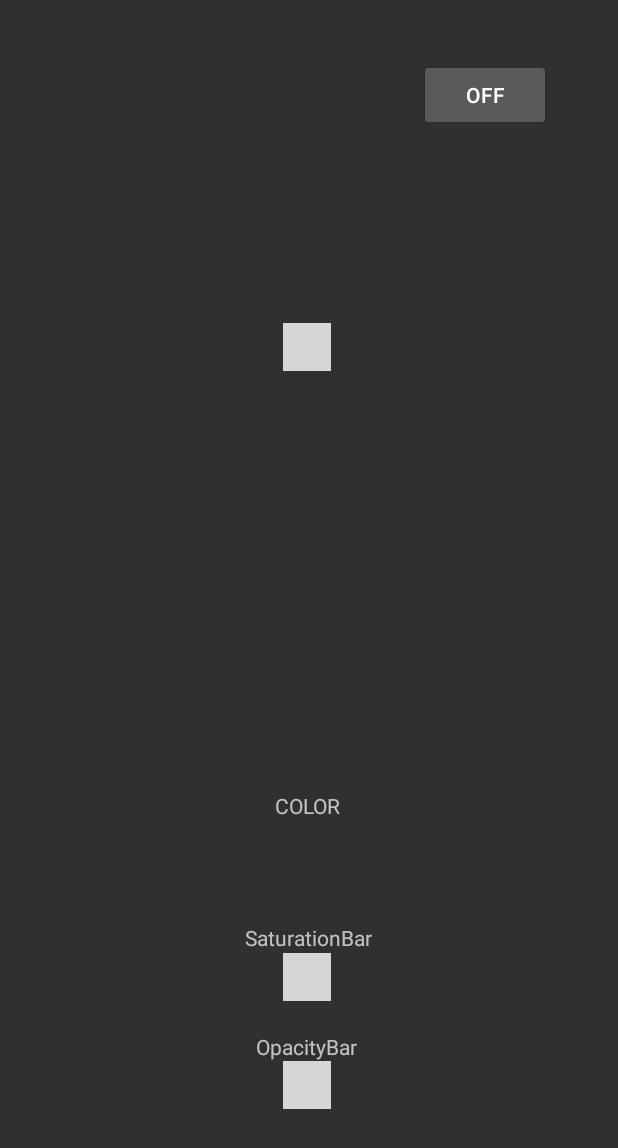
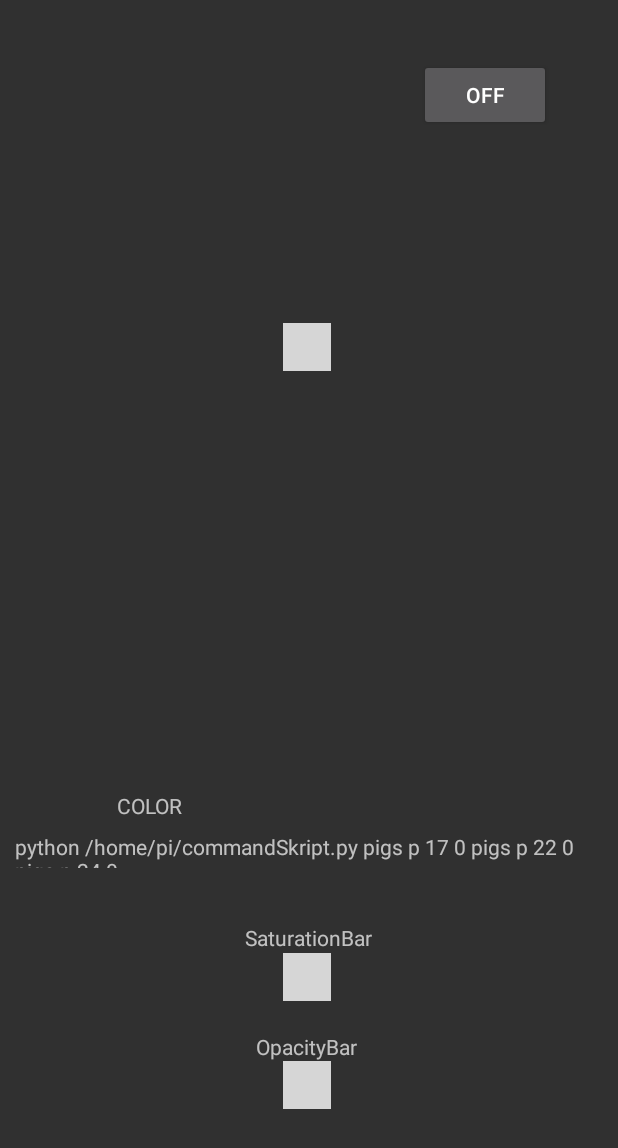
Before and after one commit to EldoradoYankee/lightningPi, an Android app: the screen it shows after launch (MainActivity), after a tap on "ON", on a phone screen of 412 x 824 dp. Shown: the top 1148 px of the screen. Run offline under Robolectric (Android 15) with nearby library versions, the phone set to English and light mode, and no system bars; libraries missing offline, so code that uses them is left out: com.jcraft.jsch, com.larswerkman.holocolorpicker; plain views replace ColorPicker, OpacityBar, SaturationBar; 21 statements that could not run were skipped; 1 other tap on this screen came first; grey boxes are pictures that could not be loaded.

Commit message:
skript working, TextView for one-commander

```diff
--- a/app/src/main/java/com/example/lightup/MainActivity.java
+++ b/app/src/main/java/com/example/lightup/MainActivity.java
@@ -18,6 +18,7 @@ import com.jcraft.jsch.JSch;
 import com.jcraft.jsch.JSchException;
 import com.jcraft.jsch.Session;
 import com.larswerkman.holocolorpicker.ColorPicker;
+import com.larswerkman.holocolorpicker.OpacityBar;
 import com.larswerkman.holocolorpicker.SaturationBar;
 
 import java.util.ArrayList;
@@ -36,6 +37,8 @@ public class MainActivity extends AppCompatActivity implements Runnable {
     protected ColorPicker picker;
 
     private Button btn;
+    private TextView colorView;
+    private TextView commandView;
     private final ArrayList<Integer> dark = new ArrayList<>();
     private int currentColor;
     private boolean off = false;
@@ -52,11 +55,12 @@ public class MainActivity extends AppCompatActivity implements Runnable {
         super.onCreate(savedInstanceState);
         setContentView(R.layout.activity_main);
         AppCompatDelegate.setDefaultNightMode(AppCompatDelegate.MODE_NIGHT_YES);
-        final TextView colorView = findViewById(R.id.colorView);
+        colorView = findViewById(R.id.colorView);
+        commandView = findViewById(R.id.commandView);
 
         picker = findViewById(R.id.picker);
         SaturationBar saturationBar = findViewById(R.id.saturationbar);
-        //OpacityBar opacityBar = findViewById(R.id.opacitybar);
+        OpacityBar opacityBar = findViewById(R.id.opacitybar);
 
         dark.add(0);
         dark.add(0);
@@ -124,7 +128,7 @@ public class MainActivity extends AppCompatActivity implements Runnable {
         });
 
 
-        /*opacityBar.setOnOpacityChangedListener(new OpacityBar.OnOpacityChangedListener() {
+        opacityBar.setOnOpacityChangedListener(new OpacityBar.OnOpacityChangedListener() {
             @Override
             public void onOpacityChanged(int opacity) {
                 // the class varable gets always the current value of the wheel
@@ -143,7 +147,7 @@ public class MainActivity extends AppCompatActivity implements Runnable {
                     setUpCommand(rgb);
                 }
             }
-        });*/
+        });
 
         // when button is clicked, the color goes either dark or the current color on which the wheel is set
         btn.setOnClickListener(new View.OnClickListener() {
@@ -243,13 +247,14 @@ public class MainActivity extends AppCompatActivity implements Runnable {
         commands.add(color3);
 
         // setUp connection three times to execute three different commands
-
             try {
                 // Connection Variables
                 String user = "pi";
-            String host = "192.168.10.99";
+                //String host = "192.168.10.99";
+                String host = "192.168.178.51";
                 String password = "raspberry";
                 int port = 22;
+
 
                 JSch jsch = new JSch();
                 session = jsch.getSession(user, host, port);
@@ -258,7 +263,8 @@ public class MainActivity extends AppCompatActivity implements Runnable {
                 session.setTimeout(10000);
                 session.connect();
                 ChannelExec channel = (ChannelExec) session.openChannel("exec");
-            channel.setCommand("commandSkript.sh " + color1 + color2 + color3);
+                commandView.setText("python /home/pi/commandSkript.py" + " " + color1 + " " + color2 + " " + color3);
+                channel.setCommand("python /home/pi/commandSkript.py" + " " + color1 + " " + color2 + " " + color3);
                 channel.connect();
                 channel.disconnect();
                 // to not having opened multiple session, close after each commad
@@ -268,7 +274,6 @@ public class MainActivity extends AppCompatActivity implements Runnable {
                 e.printStackTrace();
             }
         }
-
 
 
     /**
--- a/app/src/main/res/layout/activity_main.xml
+++ b/app/src/main/res/layout/activity_main.xml
@@ -33,8 +33,8 @@
 
     <TextView
         android:id="@+id/colorView"
-        android:layout_width="wrap_content"
-        android:layout_height="wrap_content"
+        android:layout_width="255dp"
+        android:layout_height="19dp"
         android:text="@string/color"
         app:layout_constraintBottom_toBottomOf="parent"
         app:layout_constraintEnd_toEndOf="parent"
@@ -90,5 +90,17 @@
         app:layout_constraintTop_toTopOf="parent"
         app:layout_constraintVertical_bias="0.855" />
 
+    <TextView
+        android:id="@+id/commandView"
+        android:layout_width="392dp"
+        android:layout_height="24dp"
+        android:text="TextView"
+        app:layout_constraintBottom_toBottomOf="parent"
+        app:layout_constraintEnd_toEndOf="parent"
+        app:layout_constraintHorizontal_bias="0.498"
+        app:layout_constraintStart_toStartOf="parent"
+        app:layout_constraintTop_toTopOf="parent"
+        app:layout_constraintVertical_bias="0.693" />
+
 
 </androidx.constraintlayout.widget.ConstraintLayout>
```
Lines whose indentation alone changed are shown as unchanged.
